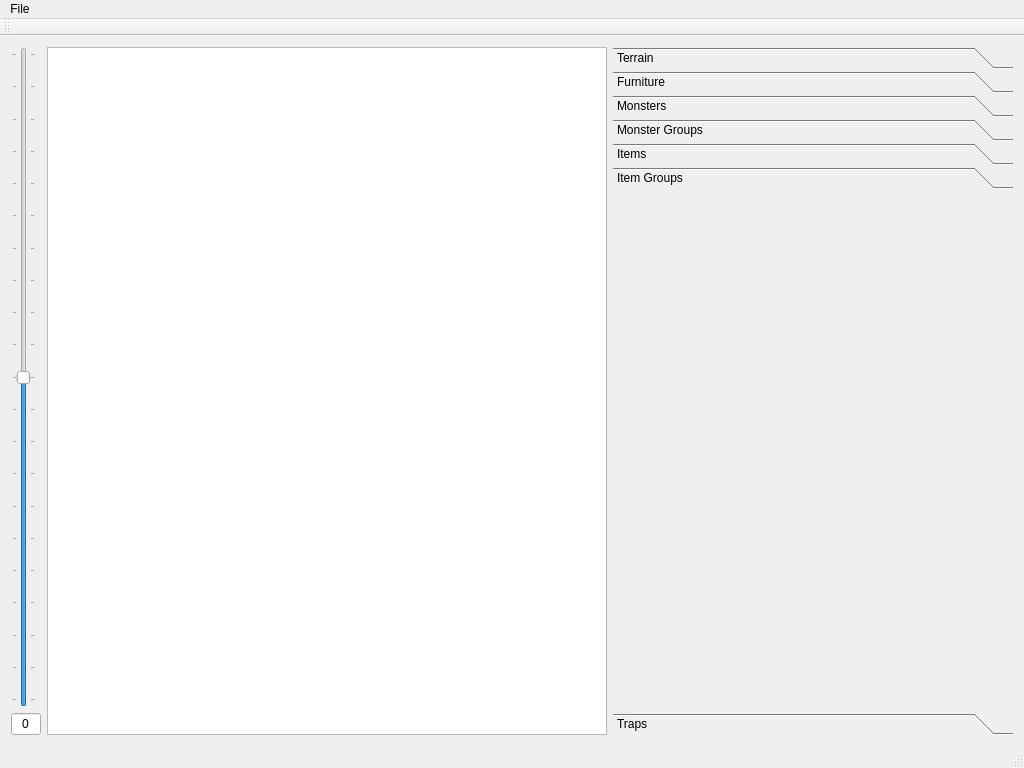
Above: buildingeditor.ui from vache/BuildingEditor before the change. Below: the same form after it.
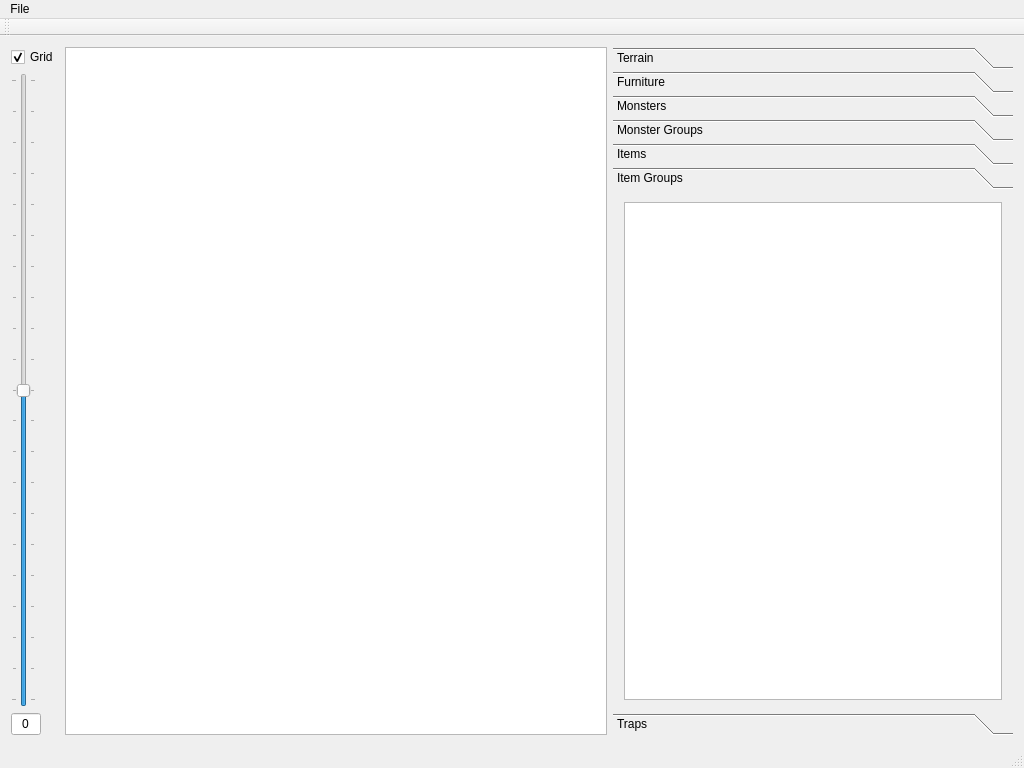
That is the form after the change. The open tabs and pages were chosen to show the change. Custom widgets are drawn as their Qt base class.

```diff
--- a/buildingeditor.ui
+++ b/buildingeditor.ui
@@ -138,6 +138,11 @@
        <attribute name="label">
         <string>Item Groups</string>
        </attribute>
+       <layout class="QVBoxLayout" name="verticalLayout_7">
+        <item>
+         <widget class="QListWidget" name="listWidget"/>
+        </item>
+       </layout>
       </widget>
       <widget class="QWidget" name="trapPage">
        <property name="geometry">
@@ -156,6 +161,16 @@
     </item>
     <item row="0" column="1">
      <layout class="QVBoxLayout" name="verticalLayout_3">
+      <item>
+       <widget class="QCheckBox" name="gridBox">
+        <property name="text">
+         <string>Grid</string>
+        </property>
+        <property name="checked">
+         <bool>true</bool>
+        </property>
+       </widget>
+      </item>
       <item>
        <widget class="QSlider" name="zLevelSlider">
         <property name="minimum">
```
Left out of the diff: 22 changed lines with no effect on the pictures.
